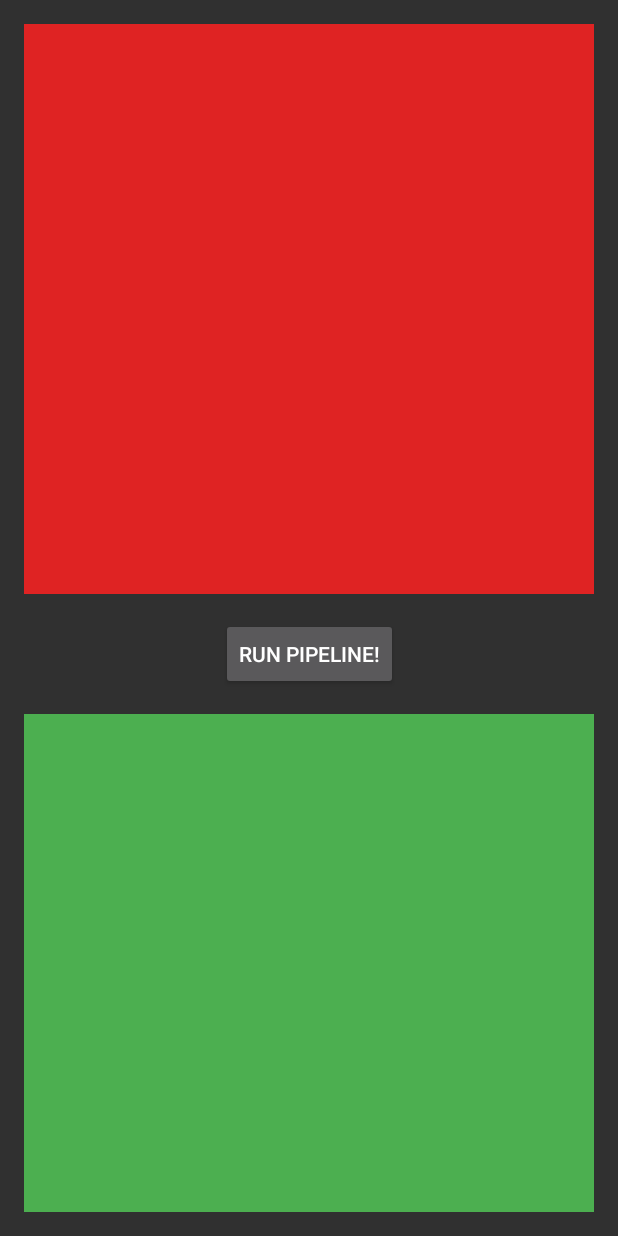
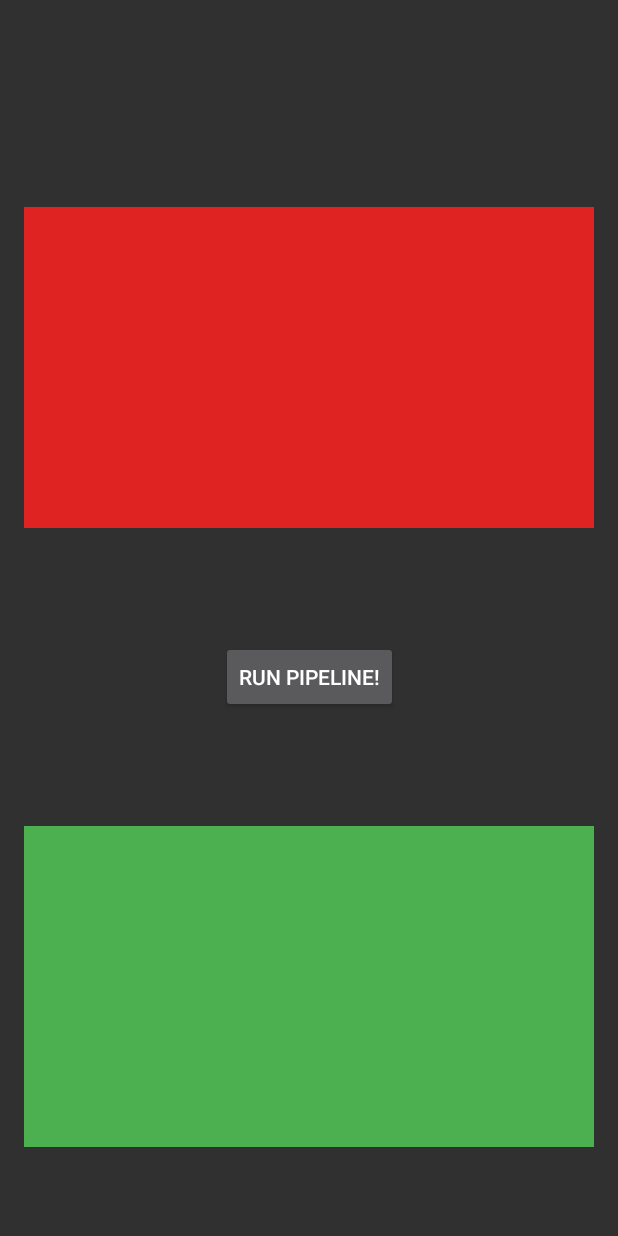
Before and after one commit to Novadgaf/lane-detection, an Android app: the screen it shows after launch (MainActivity), on a phone screen of 412 x 824 dp. Run offline under Robolectric (Android 15) with nearby library versions, the phone set to English and light mode, and no system bars; libraries missing offline, so code that uses them is left out: org.opencv.android, org.opencv.core; 1 statement that could not run was skipped.

Commit message:
Warping working!

```diff
--- a/android/app/src/main/java/io/ullmer/lanedetection/MainActivity.java
+++ b/android/app/src/main/java/io/ullmer/lanedetection/MainActivity.java
@@ -90,11 +90,13 @@ public class MainActivity extends AppCompatActivity {
         Mat output = pipeline.runPipeline();
         long difference = System.currentTimeMillis() - startTime;
 
-        Bitmap outputBitmap = Bitmap.createBitmap(output.rows(), output.cols(),
+        Bitmap outputBitmap = Bitmap.createBitmap(output.width(), output.height(),
                             Bitmap.Config.ARGB_8888);
         Utils.matToBitmap(output, outputBitmap);
 
         binding.outputImage.setImageBitmap(outputBitmap);
+
+        Log.i("PIPELINE", "Pipeline ist gelaufen in " + difference +  "ms");
 
         Toast.makeText(
                         getApplicationContext(),
--- a/android/app/src/main/res/layout/main_activity.xml
+++ b/android/app/src/main/res/layout/main_activity.xml
@@ -5,7 +5,8 @@
     android:layout_width="match_parent"
     android:layout_height="match_parent"
     android:orientation="vertical"
-    tools:context=".MainActivity">
+    tools:context=".MainActivity"
+    style="@style/Theme.LaneDetection">
 
     <ImageView
         android:id="@+id/inputImage"
@@ -16,11 +17,12 @@
         android:layout_marginEnd="16dp"
         android:layout_marginBottom="16dp"
         android:background="#DF2323"
+        android:contentDescription="Input image"
         app:layout_constraintBottom_toTopOf="@+id/button_run"
-        app:layout_constraintDimensionRatio="1:1"
+        app:layout_constraintDimensionRatio="w,16:9"
         app:layout_constraintEnd_toEndOf="parent"
         app:layout_constraintStart_toStartOf="parent"
-        app:layout_constraintTop_toTopOf="parent"
+        app:layout_constraintTop_toBottomOf="@id/explainationText"
         tools:srcCompat="@tools:sample/backgrounds/scenic" />
 
     <Button
@@ -28,7 +30,9 @@
         android:layout_width="wrap_content"
         android:layout_height="wrap_content"
         android:layout_marginTop="16dp"
+        android:layout_marginBottom="16dp"
         android:text="@string/run_button"
+        app:layout_constraintBottom_toTopOf="@+id/outputImage"
         app:layout_constraintEnd_toEndOf="parent"
         app:layout_constraintStart_toStartOf="parent"
         app:layout_constraintTop_toBottomOf="@+id/inputImage" />
@@ -42,9 +46,26 @@
         android:layout_marginEnd="16dp"
         android:layout_marginBottom="16dp"
         android:background="#4CAF50"
+        android:contentDescription="Output image"
         app:layout_constraintBottom_toBottomOf="parent"
+        app:layout_constraintDimensionRatio="16:9"
         app:layout_constraintEnd_toEndOf="parent"
         app:layout_constraintStart_toStartOf="parent"
         app:layout_constraintTop_toBottomOf="@+id/button_run"
         tools:srcCompat="@tools:sample/backgrounds/scenic" />
+
+    <TextView
+        android:id="@+id/explainationText"
+        android:layout_width="0dp"
+        android:layout_height="wrap_content"
+        android:layout_marginStart="32dp"
+        android:layout_marginTop="8dp"
+        android:layout_marginEnd="32dp"
+        android:layout_marginBottom="8dp"
+        android:textColor="@color/white"
+        app:layout_constraintBottom_toTopOf="@+id/inputImage"
+        app:layout_constraintEnd_toEndOf="parent"
+        app:layout_constraintStart_toStartOf="parent"
+        app:layout_constraintTop_toTopOf="parent"
+        tools:text="@string/explaination_text" />
 </androidx.constraintlayout.widget.ConstraintLayout>
```
Also changed, not shown: android/app/src/main/java/io/ullmer/lanedetection/LanePipeline.java (+7 -6 lines), android/app/src/main/res/values/strings.xml (+1 -9 lines).
